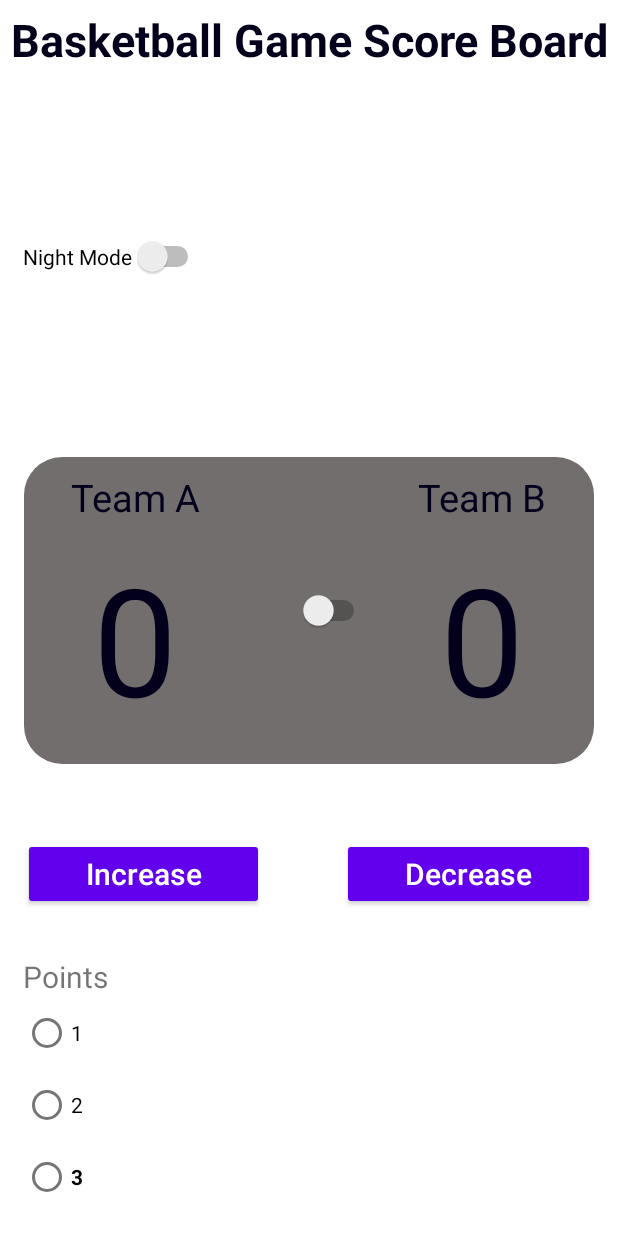
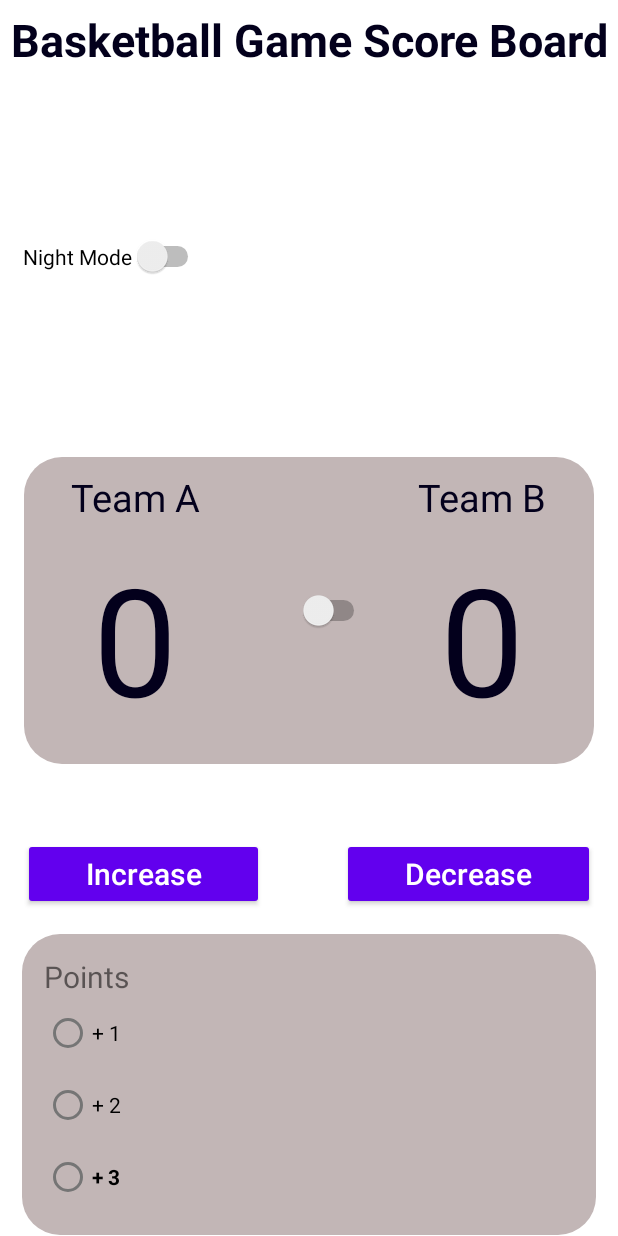
Before and after one commit to bikashchhantyal95/Lab4-AndroidStudio, an Android app: the layout activity_main.xml on its own in the app's theme, with its tools: preview values and no code run, on a phone screen of 412 x 824 dp. Run offline under Robolectric (Android 15) with nearby library versions, the phone set to English and light mode, and no system bars.

```diff
--- a/app/src/main/res/layout/activity_main.xml
+++ b/app/src/main/res/layout/activity_main.xml
@@ -138,7 +138,10 @@
         android:layout_height="wrap_content"
         android:layout_width="match_parent"
         android:orientation="vertical"
-        android:padding="15dp">
+        android:padding="15dp"
+        android:background="@drawable/border_radius"
+        android:layout_marginLeft="14dp"
+        android:layout_marginRight="14dp">
 
         <!--        Title-->
         <TextView
@@ -152,25 +155,28 @@
             android:layout_width="match_parent"
             android:layout_height="wrap_content"
             android:orientation="vertical"
-            android:id="@+id/points">
+            android:id="@+id/points"
+            android:outlineSpotShadowColor="@color/white"
+            >
 
             <RadioButton
                 android:id="@+id/one_point"
                 android:layout_width="match_parent"
                 android:layout_height="wrap_content"
-                android:text="1" />
+                android:text="+ 1"
+                android:outlineSpotShadowColor="@color/white"/>
 
             <RadioButton
                 android:id="@+id/two_point"
                 android:layout_width="match_parent"
                 android:layout_height="wrap_content"
-                android:text="2" />
+                android:text="@string/two_points" />
 
             <RadioButton
                 android:id="@+id/three_point"
                 android:layout_width="match_parent"
                 android:layout_height="wrap_content"
-                android:text="3"
+                android:text="@string/three_points"
                 android:textStyle="bold"/>
         </RadioGroup>
     </LinearLayout>
--- a/app/src/main/res/values/colors.xml
+++ b/app/src/main/res/values/colors.xml
@@ -10,7 +10,7 @@
 <!--    color for score-->
     <color name="dark_300">#03001C</color>
 <!--    color for view containing team tile and score-->
-    <color name="background_color">#736E6E</color>
+    <color name="background_color">#C2B6B6</color>
 
 <!--    stroke color for border of the view-->
     <color name="border_color">#00000000</color>
--- a/app/src/main/res/values/strings.xml
+++ b/app/src/main/res/values/strings.xml
@@ -17,4 +17,6 @@
 <!--    Button title-->
     <string name="increase_btn">Increase</string>
     <string name="decrease_btn">Decrease</string>
+    <string name="three_points">+ 3</string>
+    <string name="two_points">+ 2</string>
 </resources>
--- a/app/src/main/res/values/styles.xml
+++ b/app/src/main/res/values/styles.xml
@@ -16,7 +16,7 @@
     <style name="Button" parent="Widget.AppCompat.Button">
         <item name="android:textSize">20sp</item>
         <item name="android:textColor">#FFFFFF</item>
-        <item name="background">@drawable/border_radius</item>
+        <item name="background">@drawable/button_border</item>
     </style>
 
 </resources>
```
